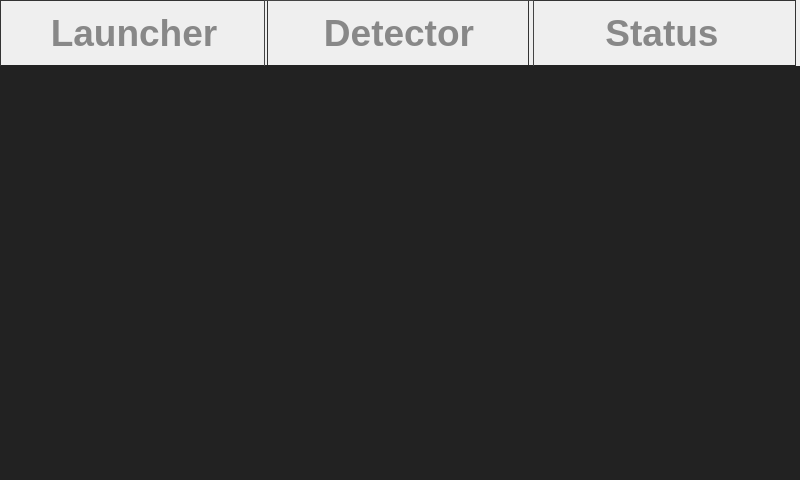
Before: the Qt Designer form mainwindow.ui in AlexVerschoot/MachineVisionGui, drawn with Qt 5.
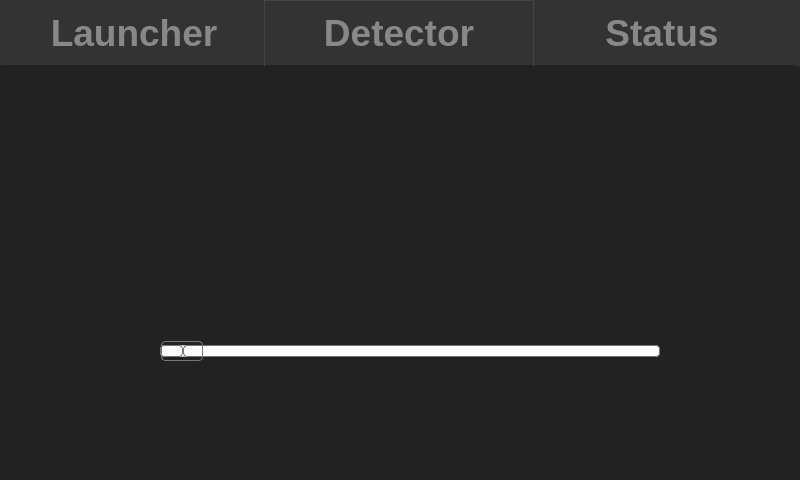
After: the same form once the commit is applied. The open tabs and pages were chosen to show the change. Icons and pictures are not drawn.

The edit to the form file:
```diff
--- a/mainwindow.ui
+++ b/mainwindow.ui
@@ -28,7 +28,7 @@
     </font>
    </property>
    <property name="styleSheet">
-    <string notr="true"/>
+    <string notr="true">background-color:#333;</string>
    </property>
    <widget class="QTabWidget" name="tabWidget">
     <property name="geometry">
@@ -346,6 +346,86 @@
      <attribute name="title">
       <string>Detector</string>
      </attribute>
+     <widget class="QSlider" name="servoMotorControl">
+      <property name="geometry">
+       <rect>
+        <x>160</x>
+        <y>270</y>
+        <width>500</width>
+        <height>27</height>
+       </rect>
+      </property>
+      <property name="autoFillBackground">
+       <bool>false</bool>
+      </property>
+      <property name="styleSheet">
+       <string notr="true">QSlider::groove:horizontal {
+border: 1px solid #bbb;
+background: white;
+height: 10px;
+border-radius: 4px;
+}
+
+QSlider::sub-page:horizontal {
+background: qlineargradient(x1: 0, y1: 0,    x2: 0, y2: 1,
+    stop: 0 #66e, stop: 1 #bbf);
+background: qlineargradient(x1: 0, y1: 0.2, x2: 1, y2: 1,
+    stop: 0 #bbf, stop: 1 #55f);
+border: 1px solid #777;
+height: 10px;
+border-radius: 4px;
+}
+
+QSlider::add-page:horizontal {
+background: #fff;
+border: 1px solid #777;
+height: 10px;
+border-radius: 4px;
+}
+
+QSlider::handle:horizontal {
+background: qlineargradient(x1:0, y1:0, x2:1, y2:1,
+    stop:0 #eee, stop:1 #ccc);
+border: 1px solid #777;
+width: 40px;
+margin-top: -5px;
+margin-bottom: -5px;
+border-radius: 4px;
+}
+
+QSlider::handle:horizontal:hover {
+background: qlineargradient(x1:0, y1:0, x2:1, y2:1,
+    stop:0 #fff, stop:1 #ddd);
+border: 1px solid #444;
+border-radius: 4px;
+}
+
+QSlider::sub-page:horizontal:disabled {
+background: #bbb;
+border-color: #999;
+}
+
+QSlider::add-page:horizontal:disabled {
+background: #eee;
+border-color: #999;
+}
+
+QSlider::handle:horizontal:disabled {
+background: #eee;
+border: 1px solid #aaa;
+border-radius: 4px;
+}</string>
+      </property>
+      <property name="maximum">
+       <number>15</number>
+      </property>
+      <property name="pageStep">
+       <number>1</number>
+      </property>
+      <property name="orientation">
+       <enum>Qt::Horizontal</enum>
+      </property>
+     </widget>
     </widget>
     <widget class="QWidget" name="tab_status">
      <property name="styleSheet">
```
Left out of the diff: 2 changed lines with no effect on the pictures.
